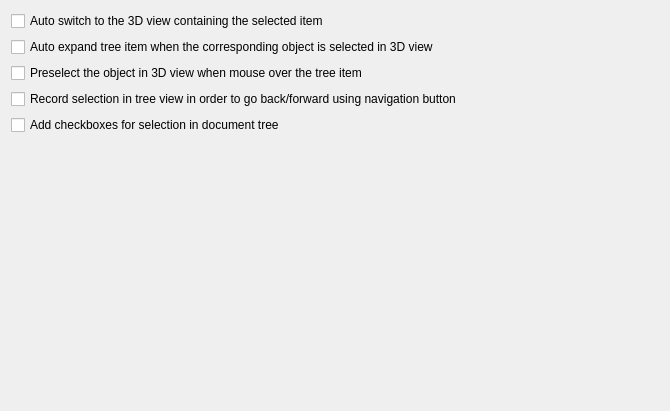
This is src/Gui/DlgSettingsSelection.ui in southseact-3d/fcd as Qt 5 draws it before an edit. The edited form follows.
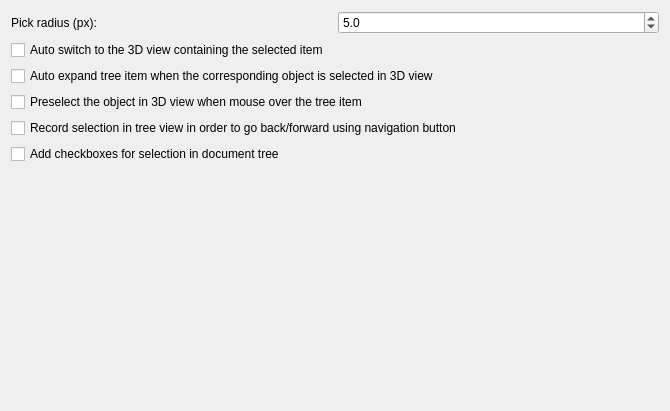
This is the edited form. Custom widgets are drawn as their Qt base class.

Commit message: Pref: Move pick radius to selection.

The edit to the form file:
```diff
--- a/src/Gui/DlgSettingsSelection.ui
+++ b/src/Gui/DlgSettingsSelection.ui
@@ -15,41 +15,84 @@
   </property>
   <layout class="QGridLayout" name="gridLayout">
    <item row="0" column="0">
+    <widget class="QLabel" name="spinPickRadiusLabel">
+     <property name="text">
+      <string>Pick radius (px):</string>
+     </property>
+    </widget>
+   </item>
+   <item row="0" column="1">
+    <widget class="Gui::PrefDoubleSpinBox" name="spinPickRadius">
+     <property name="minimumSize">
+      <size>
+       <width>120</width>
+       <height>0</height>
+      </size>
+     </property>
+     <property name="toolTip">
+      <string>Area for picking elements in 3D view.
+Larger value eases to pick things, but can make small features impossible to select.
+      </string>
+     </property>
+     <property name="inputMethodHints">
+      <set>Qt::ImhPreferNumbers</set>
+     </property>
+     <property name="decimals">
+      <number>1</number>
+     </property>
+     <property name="minimum">
+      <double>0.500000000000000</double>
+     </property>
+     <property name="maximum">
+      <double>200.000000000000000</double>
+     </property>
+     <property name="value">
+      <double>5.000000000000000</double>
+     </property>
+     <property name="prefEntry" stdset="0">
+      <cstring>PickRadius</cstring>
+     </property>
+     <property name="prefPath" stdset="0">
+      <cstring>View</cstring>
+     </property>
+    </widget>
+   </item>
+   <item row="1" column="0" colspan="2">
     <widget class="QCheckBox" name="checkBoxAutoSwitch">
      <property name="text">
       <string>Auto switch to the 3D view containing the selected item</string>
      </property>
     </widget>
    </item>
-   <item row="1" column="0">
+   <item row="2" column="0" colspan="2">
     <widget class="QCheckBox" name="checkBoxAutoExpand">
      <property name="text">
       <string>Auto expand tree item when the corresponding object is selected in 3D view</string>
      </property>
     </widget>
    </item>
-   <item row="2" column="0">
+   <item row="3" column="0" colspan="2">
     <widget class="QCheckBox" name="checkBoxPreselect">
      <property name="text">
       <string>Preselect the object in 3D view when mouse over the tree item</string>
      </property>
     </widget>
    </item>
-   <item row="3" column="0">
+   <item row="4" column="0" colspan="2">
     <widget class="QCheckBox" name="checkBoxRecord">
      <property name="text">
       <string>Record selection in tree view in order to go back/forward using navigation button</string>
      </property>
     </widget>
    </item>
-   <item row="4" column="0">
+   <item row="5" column="0" colspan="2">
     <widget class="QCheckBox" name="checkBoxSelectionCheckBoxes">
      <property name="text">
       <string>Add checkboxes for selection in document tree</string>
      </property>
     </widget>
    </item>
-   <item row="5" column="0">
+   <item row="6" column="0" colspan="2">
     <spacer name="verticalSpacer">
      <property name="orientation">
       <enum>Qt::Vertical</enum>
@@ -64,6 +107,13 @@
    </item>
   </layout>
  </widget>
+ <customwidgets>
+  <customwidget>
+   <class>Gui::PrefDoubleSpinBox</class>
+   <extends>QDoubleSpinBox</extends>
+   <header>Gui/PrefWidgets.h</header>
+  </customwidget>
+ </customwidgets>
  <resources/>
  <connections/>
 </ui>
```
The commit also changes 3 other files.
